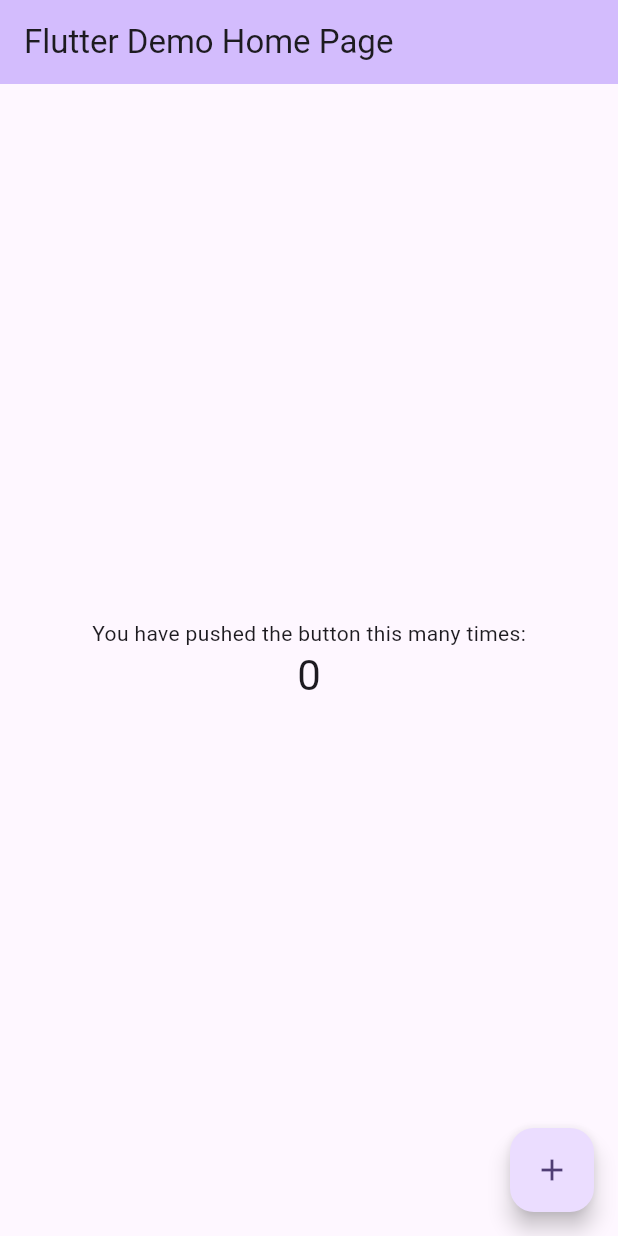
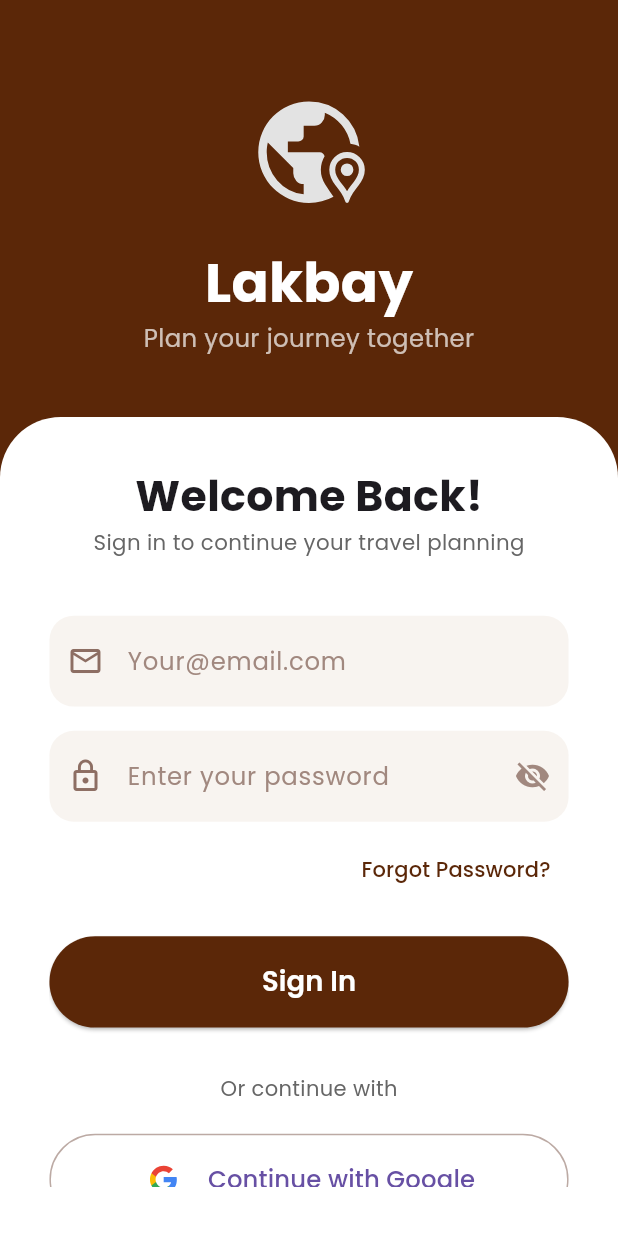
Before and after one commit to Jerai27/Lakbay_App, a Flutter app: the screen it shows after launch, on a phone screen of 412 x 824 dp. Run offline on Flutter 3.47's test engine with Material 3 defaults, Android fonts, the phone set to English and light mode, and no system bars; our stand-ins replace flutter_screenutil, flutter_svg, get, google_fonts.

Commit message:
Significant Update
UI/UX Implementation:
- Login
- Sign Up

```diff
--- /dev/null
+++ b/lib/core/app_colors.dart
@@ -0,0 +1,9 @@
+// lib/core/app_colors.dart
+import 'package:flutter/material.dart';
+
+class AppColors {
+  static const Color brownPrimary = Color(0xFF5B2708);
+  static const Color brownLight = Color(0xFF8B6F5A);
+  static const Color cardBackground = Color(0xFFF8F4F0);
+  static const Color textGray = Color(0xFF666666);
+}
--- a/lib/main.dart
+++ b/lib/main.dart
@@ -1,122 +1,33 @@
+// lib/main.dart
 import 'package:flutter/material.dart';
+import 'package:flutter_screenutil/flutter_screenutil.dart';
+import 'package:get/get.dart';
+import 'screens/login_screen.dart';
 
 void main() {
   runApp(const MyApp());
 }
 
 class MyApp extends StatelessWidget {
-  const MyApp({super.key});
+  const MyApp({Key? key}) : super(key: key);
 
-  // This widget is the root of your application.
   @override
   Widget build(BuildContext context) {
-    return MaterialApp(
-      title: 'Flutter Demo',
-      theme: ThemeData(
-        // This is the theme of your application.
-        //
-        // TRY THIS: Try running your application with "flutter run". You'll see
-        // the application has a purple toolbar. Then, without quitting the app,
-        // try changing the seedColor in the colorScheme below to Colors.green
-        // and then invoke "hot reload" (save your changes or press the "hot
-        // reload" button in a Flutter-supported IDE, or press "r" if you used
-        // the command line to start the app).
-        //
-        // Notice that the counter didn't reset back to zero; the application
-        // state is not lost during the reload. To reset the state, use hot
-        // restart instead.
-        //
-        // This works for code too, not just values: Most code changes can be
-        // tested with just a hot reload.
-        colorScheme: .fromSeed(seedColor: Colors.deepPurple),
-      ),
-      home: const MyHomePage(title: 'Flutter Demo Home Page'),
+    return ScreenUtilInit(
+      designSize: const Size(375, 812), // Matches your Figma perfectly
+      minTextAdapt: true,
+      splitScreenMode: true,
+      builder: (context, child) {
+        return GetMaterialApp(
+          title: 'Lakbay',
+          debugShowCheckedModeBanner: false,
+          theme: ThemeData(
+            fontFamily: 'Poppins',
+            useMaterial3: true,
+          ),
+          home: const LoginScreen(),
+        );
+      },
     );
   }
 }
-
-class MyHomePage extends StatefulWidget {
-  const MyHomePage({super.key, required this.title});
-
-  // This widget is the home page of your application. It is stateful, meaning
-  // that it has a State object (defined below) that contains fields that affect
-  // how it looks.
-
-  // This class is the configuration for the state. It holds the values (in this
-  // case the title) provided by the parent (in this case the App widget) and
-  // used by the build method of the State. Fields in a Widget subclass are
-  // always marked "final".
-
-  final String title;
-
-  @override
-  State<MyHomePage> createState() => _MyHomePageState();
-}
-
-class _MyHomePageState extends State<MyHomePage> {
-  int _counter = 0;
-
-  void _incrementCounter() {
-    setState(() {
-      // This call to setState tells the Flutter framework that something has
-      // changed in this State, which causes it to rerun the build method below
-      // so that the display can reflect the updated values. If we changed
-      // _counter without calling setState(), then the build method would not be
-      // called again, and so nothing would appear to happen.
-      _counter++;
-    });
-  }
-
-  @override
-  Widget build(BuildContext context) {
-    // This method is rerun every time setState is called, for instance as done
-    // by the _incrementCounter method above.
-    //
-    // The Flutter framework has been optimized to make rerunning build methods
-    // fast, so that you can just rebuild anything that needs updating rather
-    // than having to individually change instances of widgets.
-    return Scaffold(
-      appBar: AppBar(
-        // TRY THIS: Try changing the color here to a specific color (to
-        // Colors.amber, perhaps?) and trigger a hot reload to see the AppBar
-        // change color while the other colors stay the same.
-        backgroundColor: Theme.of(context).colorScheme.inversePrimary,
-        // Here we take the value from the MyHomePage object that was created by
-        // the App.build method, and use it to set our appbar title.
-        title: Text(widget.title),
-      ),
-      body: Center(
-        // Center is a layout widget. It takes a single child and positions it
-        // in the middle of the parent.
-        child: Column(
-          // Column is also a layout widget. It takes a list of children and
-          // arranges them vertically. By default, it sizes itself to fit its
-          // children horizontally, and tries to be as tall as its parent.
-          //
-          // Column has various properties to control how it sizes itself and
-          // how it positions its children. Here we use mainAxisAlignment to
-          // center the children vertically; the main axis here is the vertical
-          // axis because Columns are vertical (the cross axis would be
-          // horizontal).
-          //
-          // TRY THIS: Invoke "debug painting" (choose the "Toggle Debug Paint"
-          // action in the IDE, or press "p" in the console), to see the
-          // wireframe for each widget.
-          mainAxisAlignment: .center,
-          children: [
-            const Text('You have pushed the button this many times:'),
-            Text(
-              '$_counter',
-              style: Theme.of(context).textTheme.headlineMedium,
-            ),
-          ],
-        ),
-      ),
-      floatingActionButton: FloatingActionButton(
-        onPressed: _incrementCounter,
-        tooltip: 'Increment',
-        child: const Icon(Icons.add),
-      ),
-    );
-  }
-}
--- /dev/null
+++ b/lib/screens/login_screen.dart
@@ -0,0 +1,148 @@
+// lib/screens/login_screen.dart
+import 'package:flutter/material.dart';
+import 'package:flutter_screenutil/flutter_screenutil.dart';
+import 'package:flutter_svg/flutter_svg.dart';
+import 'package:get/get.dart';
+import 'package:google_fonts/google_fonts.dart';
+import '../core/app_colors.dart';
+import '../widgets/custom_textfield.dart';
+import 'signup_screen.dart';
+
+class LoginScreen extends StatelessWidget {
+  const LoginScreen({Key? key}) : super(key: key);
+
+  @override
+  Widget build(BuildContext context) {
+    return Scaffold(
+      backgroundColor: AppColors.brownPrimary,
+      body: SafeArea(
+        child: Column(
+          children: [
+            // Top Logo Section
+            Container(
+              padding: EdgeInsets.only(top: 60.h, bottom: 40.h),
+              child: Column(
+                children: [
+                  SvgPicture.asset('assets/images/Lakbay_Logo.svg', height: 80.h),
+                  SizedBox(height: 20.h),
+                  Text('Lakbay',
+                      style: GoogleFonts.poppins(
+                          fontSize: 36.sp,
+                          fontWeight: FontWeight.bold,
+                          color: Colors.white)),
+                  Text('Plan your journey together',
+                      style: GoogleFonts.poppins(
+                          fontSize: 16.sp, color: Colors.white70)),
+                ],
+              ),
+            ),
+
+            // White Card
+            Expanded(
+              child: Container(
+                decoration: BoxDecoration(
+                  color: Colors.white,
+                  borderRadius: BorderRadius.only(
+                    topLeft: Radius.circular(40.r),
+                    topRight: Radius.circular(40.r),
+                  ),
+                ),
+                padding: EdgeInsets.all(30.w),
+                child: SingleChildScrollView(
+                  child: Column(
+                    crossAxisAlignment: CrossAxisAlignment.center,
+                    children: [
+                      Text('Welcome Back!',
+                          style: GoogleFonts.poppins(
+                              fontSize: 28.sp, fontWeight: FontWeight.bold)),
+                      Text('Sign in to continue your travel planning',
+                          style: GoogleFonts.poppins(
+                              fontSize: 14.sp, color: AppColors.textGray)),
+
+                      SizedBox(height: 30.h),
+
+                      CustomTextField(
+                        hintText: 'Your@email.com',
+                        icon: Icons.email_outlined,
+                      ),
+                      CustomTextField(
+                        hintText: 'Enter your password',
+                        icon: Icons.lock_outline,
+                        isPassword: true,
+                      ),
+
+                      Align(
+                        alignment: Alignment.centerRight,
+                        child: TextButton(
+                          onPressed: () {},
+                          child: Text('Forgot Password?',
+                              style: GoogleFonts.poppins(
+                                  color: AppColors.brownPrimary)),
+                        ),
+                      ),
+
+                      SizedBox(height: 20.h),
+                      ElevatedButton(
+                        onPressed: () {
+                          // TODO: Login logic
+                        },
+                        style: ElevatedButton.styleFrom(
+                          backgroundColor: AppColors.brownPrimary,
+                          minimumSize: Size(double.infinity, 60.h),
+                          shape: RoundedRectangleBorder(
+                              borderRadius: BorderRadius.circular(30.r)),
+                        ),
+                        child: Text('Sign In',
+                            style: GoogleFonts.poppins(
+                                fontSize: 18.sp,
+                                fontWeight: FontWeight.w600,
+                                color: Colors.white)),
+                      ),
+
+                      SizedBox(height: 30.h),
+                      Text('Or continue with',
+                          style: GoogleFonts.poppins(color: AppColors.textGray)),
+
+                      SizedBox(height: 20.h),
+                      OutlinedButton.icon(
+                        onPressed: () {
+                          // TODO: Google Sign In
+                        },
+                        icon: SvgPicture.asset('assets/icons/google.svg',
+                            height: 24.h),
+                        label: Text('Continue with Google',
+                            style: GoogleFonts.poppins(fontSize: 16.sp)),
+                        style: OutlinedButton.styleFrom(
+                          minimumSize: Size(double.infinity, 60.h),
+                          side: BorderSide(color: Colors.brown.shade200),
+                          shape: RoundedRectangleBorder(
+                              borderRadius: BorderRadius.circular(30.r)),
+                        ),
+                      ),
+
+                      SizedBox(height: 40.h),
+                      Row(
+                        mainAxisAlignment: MainAxisAlignment.center,
+                        children: [
+                          Text("Don't have an account? ",
+                              style: GoogleFonts.poppins()),
+                          GestureDetector(
+                            onTap: () => Get.to(() => const SignUpScreen()),
+                            child: Text('Sign Up',
+                                style: GoogleFonts.poppins(
+                                    color: AppColors.brownPrimary,
+                                    fontWeight: FontWeight.w600)),
+                          ),
+                        ],
+                      ),
+                    ],
+                  ),
+                ),
+              ),
+            ),
+          ],
+        ),
+      ),
+    );
+  }
+}
--- /dev/null
+++ b/lib/widgets/custom_textfield.dart
@@ -0,0 +1,55 @@
+// lib/widgets/custom_textfield.dart
+import 'package:flutter/material.dart';
+import 'package:flutter_screenutil/flutter_screenutil.dart';
+import 'package:google_fonts/google_fonts.dart';
+import '../core/app_colors.dart';
+
+class CustomTextField extends StatelessWidget {
+  final String hintText;
+  final IconData icon;
+  final bool isPassword;
+  final TextEditingController? controller;
+
+  const CustomTextField({
+    Key? key,
+    required this.hintText,
+    required this.icon,
+    this.isPassword = false,
+    this.controller,
+  }) : super(key: key);
+
+  @override
+  Widget build(BuildContext context) {
+    return Container(
+      margin: EdgeInsets.symmetric(vertical: 8.h),
+      child: TextFormField(
+        controller: controller,
+        obscureText: isPassword,
+        style: GoogleFonts.poppins(fontSize: 16.sp),
+        decoration: InputDecoration(
+          hintText: hintText,
+          hintStyle: GoogleFonts.poppins(color: Colors.brown.shade300),
+          prefixIcon: Icon(icon, color: Colors.brown.shade400),
+          suffixIcon: isPassword
+              ? Icon(Icons.visibility_off, color: Colors.brown.shade300)
+              : null,
+          filled: true,
+          fillColor: AppColors.cardBackground,
+          contentPadding: EdgeInsets.symmetric(vertical: 18.h, horizontal: 20.w),
+          border: OutlineInputBorder(
+            borderRadius: BorderRadius.circular(16.r),
+            borderSide: BorderSide.none,
+          ),
+          enabledBorder: OutlineInputBorder(
+            borderRadius: BorderRadius.circular(16.r),
+            borderSide: BorderSide.none,
+          ),
+          focusedBorder: OutlineInputBorder(
+            borderRadius: BorderRadius.circular(16.r),
+            borderSide: BorderSide(color: AppColors.brownPrimary, width: 2),
+          ),
+        ),
+      ),
+    );
+  }
+}
```
Also changed, not shown: lib/screens/signup_screen.dart (added, +110 -0 lines), pubspec.yaml (+13 -8 lines), assets/icons/google.svg (added), assets/images/Lakbay_Logo.svg (added), pubspec.lock, 9 other files.
